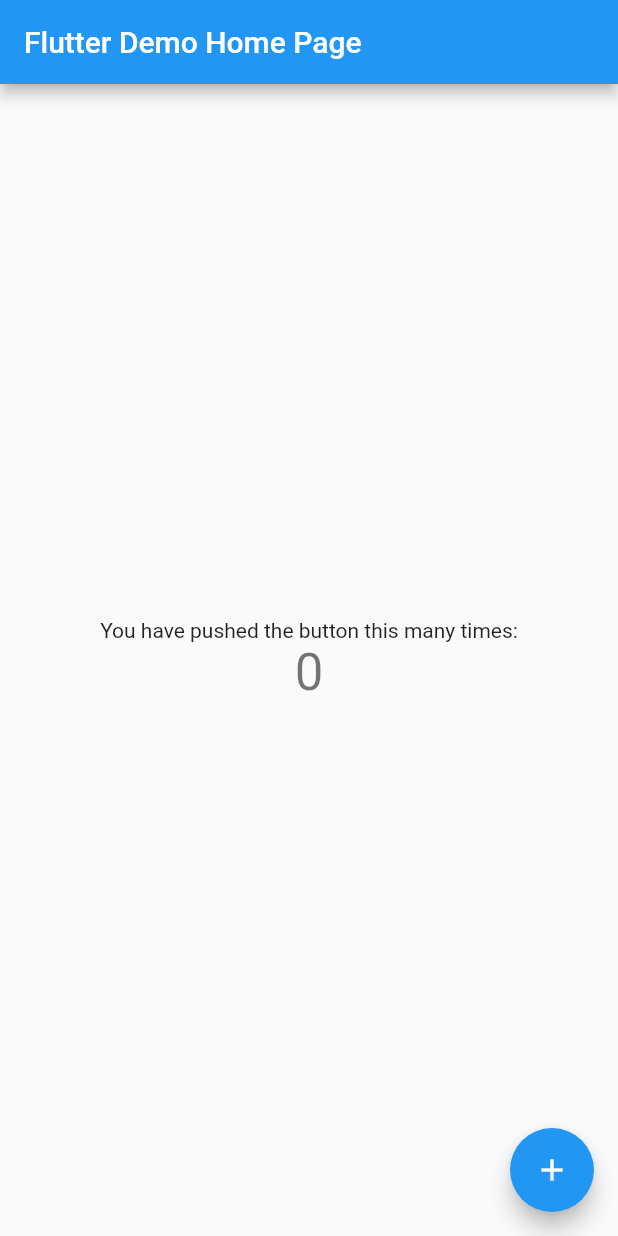
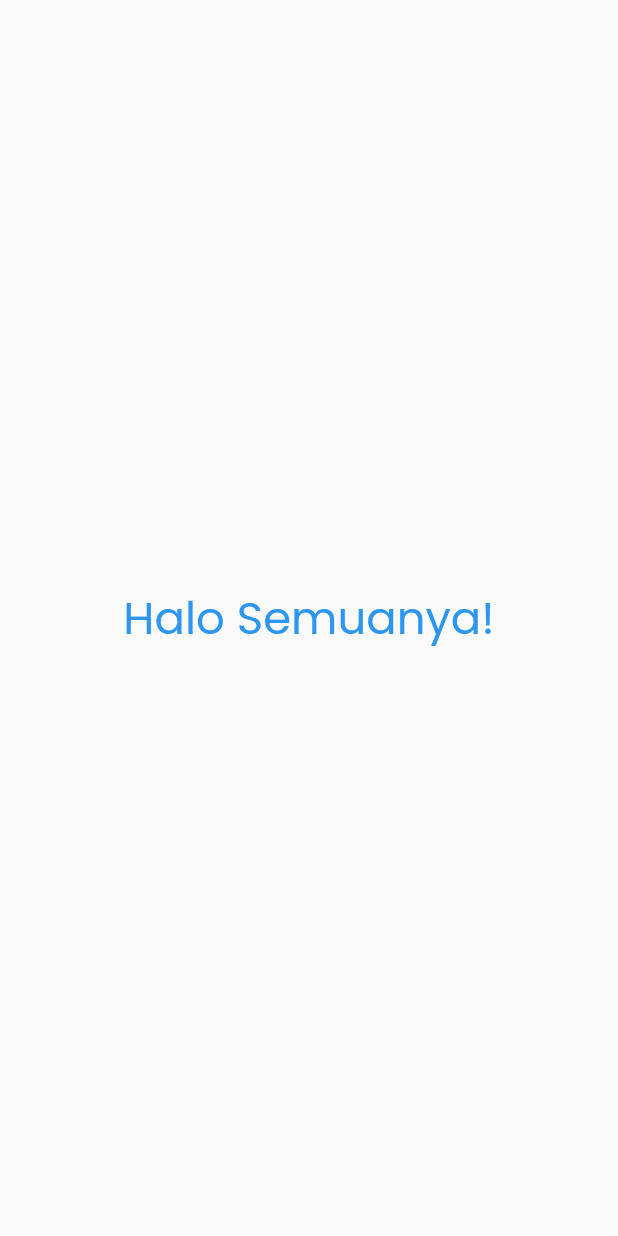
Before and after one commit to 1hafizhsdq/shamo, a Flutter app: the screen it shows after launch, on a phone screen of 412 x 824 dp. Run offline on Flutter 3.47's test engine with Material 2 defaults, Android fonts, the phone set to English and light mode, and no system bars; our stand-ins replace google_fonts.

Commit message:
assets, theme

```diff
--- a/lib/main.dart
+++ b/lib/main.dart
@@ -1,115 +1,34 @@
 import 'package:flutter/material.dart';
+import 'theme.dart';
 
-void main() {
-  runApp(const MyApp());
-}
+void main() => runApp(MyApp());
 
 class MyApp extends StatelessWidget {
   const MyApp({super.key});
 
-  // This widget is the root of your application.
   @override
   Widget build(BuildContext context) {
     return MaterialApp(
-      title: 'Flutter Demo',
-      theme: ThemeData(
-        // This is the theme of your application.
-        //
-        // Try running your application with "flutter run". You'll see the
-        // application has a blue toolbar. Then, without quitting the app, try
-        // changing the primarySwatch below to Colors.green and then invoke
-        // "hot reload" (press "r" in the console where you ran "flutter run",
-        // or simply save your changes to "hot reload" in a Flutter IDE).
-        // Notice that the counter didn't reset back to zero; the application
-        // is not restarted.
-        primarySwatch: Colors.blue,
-      ),
-      home: const MyHomePage(title: 'Flutter Demo Home Page'),
+      debugShowCheckedModeBanner: false,
+      home: HomePage(),
     );
   }
 }
 
-class MyHomePage extends StatefulWidget {
-  const MyHomePage({super.key, required this.title});
-
-  // This widget is the home page of your application. It is stateful, meaning
-  // that it has a State object (defined below) that contains fields that affect
-  // how it looks.
-
-  // This class is the configuration for the state. It holds the values (in this
-  // case the title) provided by the parent (in this case the App widget) and
-  // used by the build method of the State. Fields in a Widget subclass are
-  // always marked "final".
-
-  final String title;
-
-  @override
-  State<MyHomePage> createState() => _MyHomePageState();
-}
-
-class _MyHomePageState extends State<MyHomePage> {
-  int _counter = 0;
-
-  void _incrementCounter() {
-    setState(() {
-      // This call to setState tells the Flutter framework that something has
-      // changed in this State, which causes it to rerun the build method below
-      // so that the display can reflect the updated values. If we changed
-      // _counter without calling setState(), then the build method would not be
-      // called again, and so nothing would appear to happen.
-      _counter++;
-    });
-  }
+class HomePage extends StatelessWidget {
+  const HomePage({super.key});
 
   @override
   Widget build(BuildContext context) {
-    // This method is rerun every time setState is called, for instance as done
-    // by the _incrementCounter method above.
-    //
-    // The Flutter framework has been optimized to make rerunning build methods
-    // fast, so that you can just rebuild anything that needs updating rather
-    // than having to individually change instances of widgets.
     return Scaffold(
-      appBar: AppBar(
-        // Here we take the value from the MyHomePage object that was created by
-        // the App.build method, and use it to set our appbar title.
-        title: Text(widget.title),
-      ),
       body: Center(
-        // Center is a layout widget. It takes a single child and positions it
-        // in the middle of the parent.
-        child: Column(
-          // Column is also a layout widget. It takes a list of children and
-          // arranges them vertically. By default, it sizes itself to fit its
-          // children horizontally, and tries to be as tall as its parent.
-          //
-          // Invoke "debug painting" (press "p" in the console, choose the
-          // "Toggle Debug Paint" action from the Flutter Inspector in Android
-          // Studio, or the "Toggle Debug Paint" command in Visual Studio Code)
-          // to see the wireframe for each widget.
-          //
-          // Column has various properties to control how it sizes itself and
-          // how it positions its children. Here we use mainAxisAlignment to
-          // center the children vertically; the main axis here is the vertical
-          // axis because Columns are vertical (the cross axis would be
-          // horizontal).
-          mainAxisAlignment: MainAxisAlignment.center,
-          children: <Widget>[
-            const Text(
-              'You have pushed the button this many times:',
-            ),
-            Text(
-              '$_counter',
-              style: Theme.of(context).textTheme.headline4,
-            ),
-          ],
+        child: Text(
+          "Halo Semuanya!",
+          style: priceTextStyle.copyWith(
+            fontSize: 30,
+          ),
         ),
       ),
-      floatingActionButton: FloatingActionButton(
-        onPressed: _incrementCounter,
-        tooltip: 'Increment',
-        child: const Icon(Icons.add),
-      ), // This trailing comma makes auto-formatting nicer for build methods.
     );
   }
 }
--- a/pubspec.yaml
+++ b/pubspec.yaml
@@ -36,6 +36,7 @@ dependencies:
   # The following adds the Cupertino Icons font to your application.
   # Use with the CupertinoIcons class for iOS style icons.
   cupertino_icons: ^1.0.2
+  google_fonts: ^4.0.1
 
 dev_dependencies:
   flutter_test:
```
Also changed, not shown: lib/theme.dart (added, +28 -0 lines), pubspec.lock, 1 other file.
